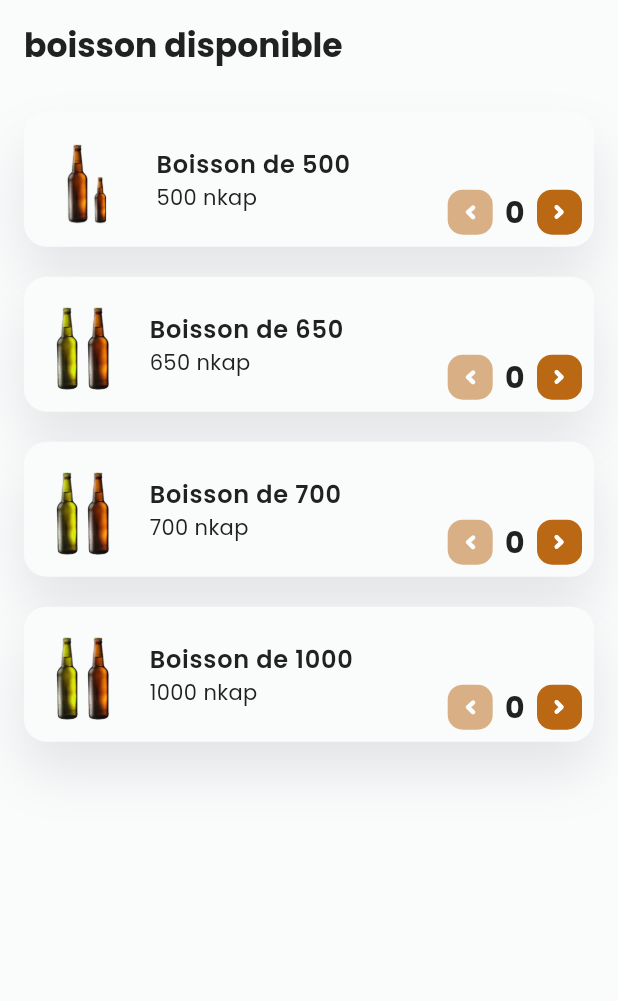
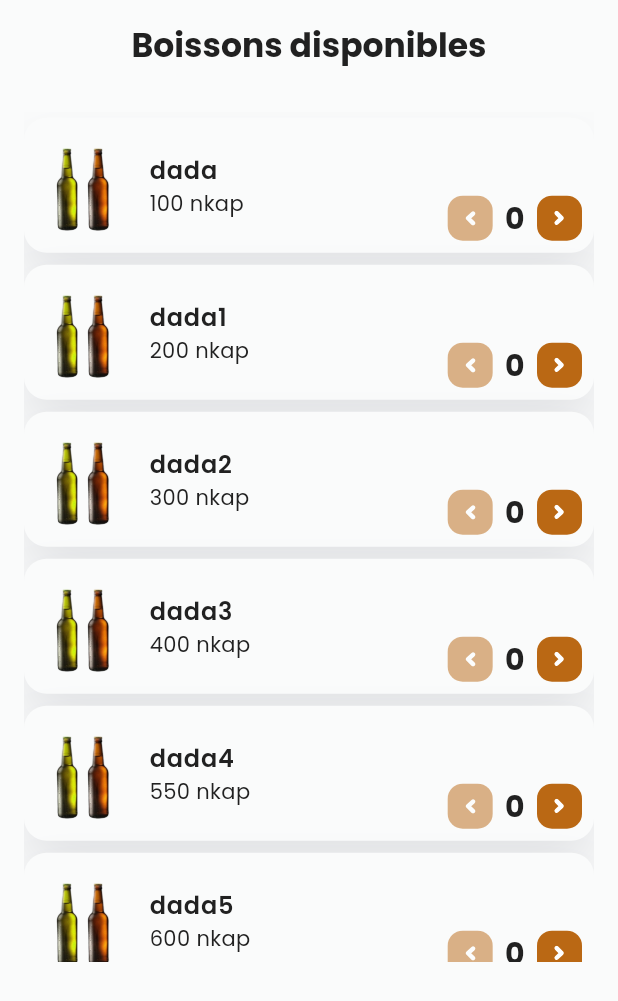
Before and after one commit to darrelX/jong, a Flutter app: the ShopHomeWidget screen opened directly, on a phone screen of 412 x 824 dp. Shown: the top 1001 px of the screen. Run offline on Flutter 3.47's test engine with Material 3 defaults, Android fonts, the phone set to English and light mode, and no system bars; our stand-ins replace animate_do, another_flushbar, auto_route, convert, dio, equatable and 14 more; missing offline and left inert: dart:ffi, draggable_bottom_sheet; accounts and stored records are empty; network calls fail; project files that could hold a hidden picture were left out.

Commit message:
first commit 5

```diff
--- a/lib/auth/presentation/pages/login_screen.dart
+++ b/lib/auth/presentation/pages/login_screen.dart
@@ -104,7 +104,7 @@ class _LoginScreenState extends State<LoginScreen> {
               height: context.height - 50,
               child: Padding(
                 padding: const EdgeInsets.symmetric(
-                  horizontal: padding16,
+                  horizontal: 20,
                 ),
                 child: AutofillGroup(
                   child: Form(
--- /dev/null
+++ b/lib/shop/logic/courter_model.dart
@@ -0,0 +1,118 @@
+import 'package:flutter/cupertino.dart';
+
+class CounterModel extends ChangeNotifier {
+  Map<String, dynamic> _articles = {
+    "id": "",
+    "items": [
+      {
+        "title": "dada",
+        "price": 100,
+        "quantity": 8,
+        "id": "0",
+        "isShop": false
+      },
+      {
+        "title": "dada1",
+        "price": 200,
+        "quantity": 2,
+        "id": "1",
+        "isShop": false
+      },
+      {
+        "title": "dada2",
+        "price": 300,
+        "quantity": 1,
+        "id": "2",
+        "isShop": false
+      },
+      {
+        "title": "dada3",
+        "price": 400,
+        "quantity": 9,
+        "id": "3",
+        "isShop": false
+      },
+      {
+        "title": "dada4",
+        "price": 550,
+        "quantity": 3,
+        "id": "4",
+        "isShop": false
+      },
+      {
+        "title": "dada5",
+        "price": 600,
+        "quantity": 1,
+        "id": "5",
+        "isShop": false
+      },
+      {
+        "title": "dada6",
+        "price": 1200,
+        "quantity": 4,
+        "id": "6",
+        "isShop": false
+      },
+      {
+        "title": "dada7",
+        "price": 3200,
+        "quantity": 3,
+        "id": "7",
+        "isShop": false
+      },
+    ],
+  };
+
+  Map<String, int> _counters = {};
+
+  Map<String, dynamic> get articles => _articles;
+  Map<String, int> get counters => _counters;
+
+  // Initialise le compteur de tous les articles à 0
+  CounterModel() {
+    for (var article in _articles['items']) {
+      _counters[article['id']] = 0;
+    }
+  }
+
+  void increment(String id, int quantity) {
+    if (_counters.containsKey(id) && _counters[id]! < quantity) {
+      _counters[id] = _counters[id]! + 1;
+    }
+    notifyListeners();
+  }
+
+  void decrement(String id) {
+    if (_counters.containsKey(id) && _counters[id]! > 0) {
+      _counters[id] = _counters[id]! - 1;
+    }
+    notifyListeners();
+  }
+
+  List<Map<String, dynamic>> getBasketItems() {
+    List<Map<String, dynamic>> basketItems = [];
+
+    for (var article in _articles['items']) {
+      String id = article['id'];
+      if (_counters.containsKey(id) && _counters[id]! > 0) {
+        var basketItem = Map<String, dynamic>.from(article);
+        basketItem['quantity'] = _counters[id];
+        basketItems.add(basketItem);
+      }
+    }
+
+    return basketItems;
+  }
+
+  double getTotalPrice() {
+    double totalPrice = 0.0;
+
+    for (var article in _articles['items']) {
+      String id = article['id'];
+      if (_counters.containsKey(id) && _counters[id]! > 0) {
+        totalPrice += article['price'] * _counters[id]!;
+      }
+    }
+    return totalPrice;
+  }
+}
--- a/lib/shop/presentation/widget/preview_widget.dart
+++ b/lib/shop/presentation/widget/preview_widget.dart
@@ -3,7 +3,9 @@ import 'package:flutter_screenutil/flutter_screenutil.dart';
 import 'package:gap/gap.dart';
 import 'package:jong/shared/extensions/context_extensions.dart';
 import 'package:jong/shared/widget/app_dialog.dart';
+import 'package:jong/shop/logic/courter_model.dart';
 import 'package:jong/shop/presentation/widget/checkout_widget.dart';
+import 'package:provider/provider.dart';
 
 import '../../../shared/theme/app_colors.dart';
 import '../../../shared/utils/const.dart';
@@ -17,6 +19,8 @@ class PreviewWidget extends StatelessWidget {
 
   @override
   Widget build(BuildContext context) {
+    final instance = context.read<CounterModel>();
+
     return Container(
       padding: padding,
       decoration: const BoxDecoration(
@@ -60,7 +64,7 @@ class PreviewWidget extends StatelessWidget {
                 crossAxisAlignment: CrossAxisAlignment.center,
                 children: [
                   Text(
-                    "2500",
+                    '${instance.getTotalPrice()}',
                     style: context.textTheme.displaySmall?.copyWith(
                       color: AppColors.white,
                     ),
--- a/lib/shop/presentation/widget/product_widget.dart
+++ b/lib/shop/presentation/widget/product_widget.dart
@@ -1,7 +1,11 @@
+import 'dart:async';
+
 import 'package:flutter/material.dart';
 import 'package:flutter_svg/svg.dart';
 import 'package:gap/gap.dart';
 import 'package:jong/shared/extensions/context_extensions.dart';
+import 'package:jong/shop/logic/courter_model.dart';
+import 'package:provider/provider.dart';
 
 import '../../../shared/theme/app_colors.dart';
 import '../../../shared/utils/const.dart';
@@ -13,22 +17,30 @@ class ProductWidget extends StatefulWidget {
     required this.title,
     required this.price,
     required this.quantity,
+    required this.id,
+    this.isShop = false,
   });
   final String image;
+  final String id;
   final String title;
   final int price;
   final int quantity;
+  final bool isShop;
 
   @override
   State<ProductWidget> createState() => _ProductWidgetState();
 }
 
 class _ProductWidgetState extends State<ProductWidget> {
-  int _counter = 0;
-
   @override
   Widget build(BuildContext context) {
-    return Container(
+    final instance = context.read<CounterModel>();
+
+    return Visibility(
+      visible: widget.isShop
+          ? (instance.counters[widget.id]! < 1 ? false : true)
+          : true,
+      child: Container(
         height: 90,
         width: double.infinity,
         decoration: BoxDecoration(
@@ -43,7 +55,8 @@ class _ProductWidgetState extends State<ProductWidget> {
             ),
           ],
         ),
-      padding: const EdgeInsets.all(8),
+        padding: const EdgeInsets.symmetric(horizontal: 8, vertical: 8),
+        margin: const EdgeInsets.symmetric(vertical: 4),
         child: Row(
           children: [
             Image.asset(
@@ -77,15 +90,14 @@ class _ProductWidgetState extends State<ProductWidget> {
                 Row(
                   children: [
                     IgnorePointer(
-                    ignoring: _counter > 0 ? false : true,
+                      ignoring:
+                          instance.counters[widget.id]! > 0 ? false : true,
                       child: Opacity(
-                      opacity: _counter > 0 ? 1 : 0.5,
+                        opacity: instance.counters[widget.id]! > 0 ? 1 : 0.5,
                         child: InkWell(
                           onTap: () {
                             setState(() {
-                            if (_counter > 0) {
-                              _counter--;
-                            }
+                              instance.decrement(widget.id);
                             });
                           },
                           customBorder: RoundedRectangleBorder(
@@ -114,7 +126,7 @@ class _ProductWidgetState extends State<ProductWidget> {
                     ),
                     const Gap(8),
                     Text(
-                    '$_counter',
+                      '${instance.counters[widget.id]}',
                       style: context.textTheme.bodyLarge?.copyWith(
                         fontWeight: FontWeight.bold,
                         fontSize: 20,
@@ -122,15 +134,17 @@ class _ProductWidgetState extends State<ProductWidget> {
                     ),
                     const Gap(8),
                     IgnorePointer(
-                    ignoring: _counter < widget.quantity ? false : true,
+                      ignoring: instance.counters[widget.id]! < widget.quantity
+                          ? false
+                          : true,
                       child: Opacity(
-                      opacity: _counter < widget.quantity ? 1 : 0.5,
+                        opacity: instance.counters[widget.id]! < widget.quantity
+                            ? 1
+                            : 0.5,
                         child: InkWell(
                           onTap: () {
                             setState(() {
-                            if (_counter < widget.quantity) {
-                              _counter++;
-                            }
+                              instance.increment(widget.id, widget.quantity);
                             });
                           },
                           customBorder: RoundedRectangleBorder(
@@ -163,6 +177,7 @@ class _ProductWidgetState extends State<ProductWidget> {
             )
           ],
         ),
+      ),
     );
   }
 }
--- a/lib/shop/presentation/widget/shop_home_widget.dart
+++ b/lib/shop/presentation/widget/shop_home_widget.dart
@@ -3,57 +3,56 @@ import 'package:flutter_screenutil/flutter_screenutil.dart';
 import 'package:gap/gap.dart';
 import 'package:jong/shared/extensions/context_extensions.dart';
 import 'package:jong/shared/utils/const.dart';
+import 'package:jong/shop/logic/courter_model.dart';
 import 'package:jong/shop/presentation/widget/product_widget.dart';
+import 'package:provider/provider.dart';
 
 class ShopHomeWidget extends StatelessWidget {
   const ShopHomeWidget({super.key});
 
   @override
   Widget build(BuildContext context) {
+    final instance = context.read<CounterModel>();
     return Scaffold(
-      body: ListView(
+      body: Padding(
         padding: EdgeInsets.only(
           left: padding16,
           right: padding16,
           top: padding16,
           bottom: 180.h,
         ),
+        child: Column(
           children: [
             Text(
-            "boisson disponible",
+              "Boissons disponibles",
               style: context.textTheme.headlineMedium?.copyWith(
                 fontSize: 22,
               ),
             ),
             Gap(30.h),
-          const ProductWidget(
-            image: 'assets/images/500.png',
-            title: "Boisson de 500",
-            price: 500,
-            quantity: 2,
+            Expanded(
+              child: Column(
+                mainAxisAlignment: MainAxisAlignment.start,
+                children: [
+                  Expanded(
+                      child: ListView.builder(
+                          itemBuilder: (BuildContext contexxt, int _) {
+                            return ProductWidget(
+                              id: instance.articles['items'][_]['id'],
+                              isShop: false,
+                              image: 'assets/images/1000.png',
+                              title: instance.articles['items'][_]['title'],
+                              quantity: instance.articles['items'][_]
+                                  ['quantity'],
+                              price: instance.articles['items'][_]['price'],
+                            );
+                          },
+                          itemCount: instance.articles['items'].length)),
+                ],
               ),
-          const Gap(20),
-          const ProductWidget(
-            image: 'assets/images/1000.png',
-            title: "Boisson de 650",
-            price: 650,
-            quantity: 5,
-          ),
-          const Gap(20),
-          const ProductWidget(
-            image: 'assets/images/1000.png',
-            title: "Boisson de 700",
-            price: 700,
-            quantity: 6,
-          ),
-          const Gap(20),
-          const ProductWidget(
-            image: 'assets/images/1000.png',
-            title: "Boisson de 1000",
-            price: 1000,
-            quantity: 10,
             ),
           ],
+        ),
       ),
     );
   }
--- a/pubspec.yaml
+++ b/pubspec.yaml
@@ -43,6 +43,7 @@ dependencies:
   json_annotation: ^4.9.0
   google_sign_in: ^6.2.1
   http: ^1.2.1
+  provider: ^6.1.2
 
 dev_dependencies:
   flutter_test:
```
Also changed, not shown: lib/auth/data/repositories/auth_repository.dart (+8 -16 lines), lib/bootstrap.dart (+9 -1 lines), lib/service_locator.dart (+7 -0 lines), lib/shop/data/models/product_model.dart (+20 -0 lines), lib/shop/data/repositories/product_repository.dart (+26 -2 lines), lib/shop/presentation/pages/shop_screen.dart (+10 -7 lines), lib/shop/presentation/widget/cart_widget.dart (+37 -37 lines), pubspec.lock. Lines whose indentation alone changed are shown as unchanged.
